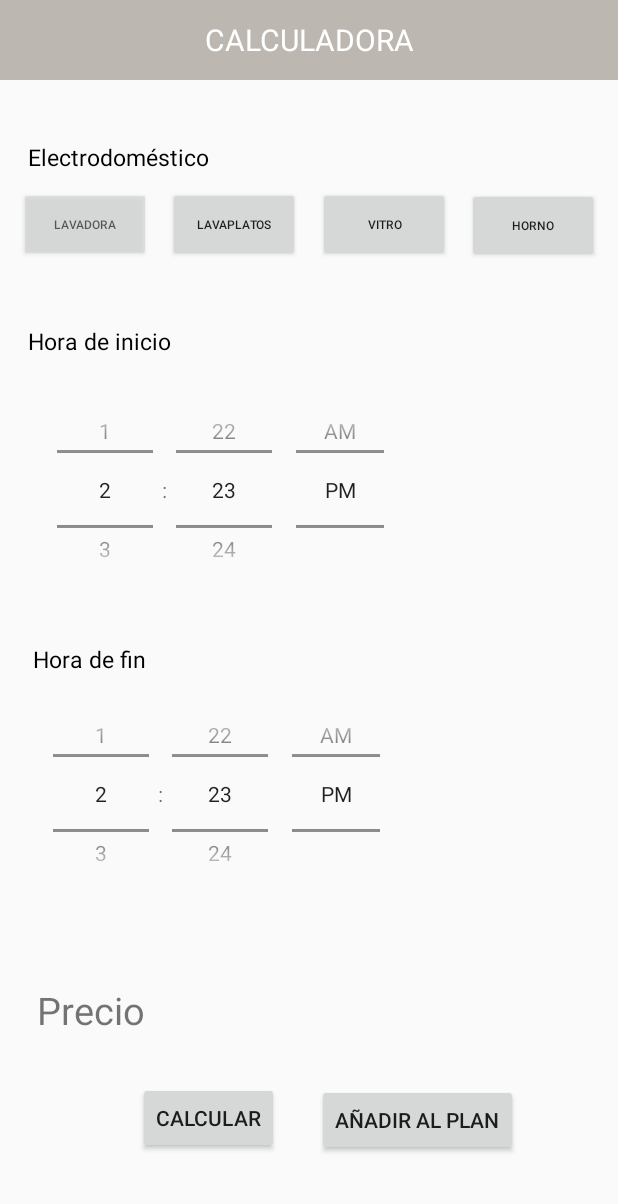
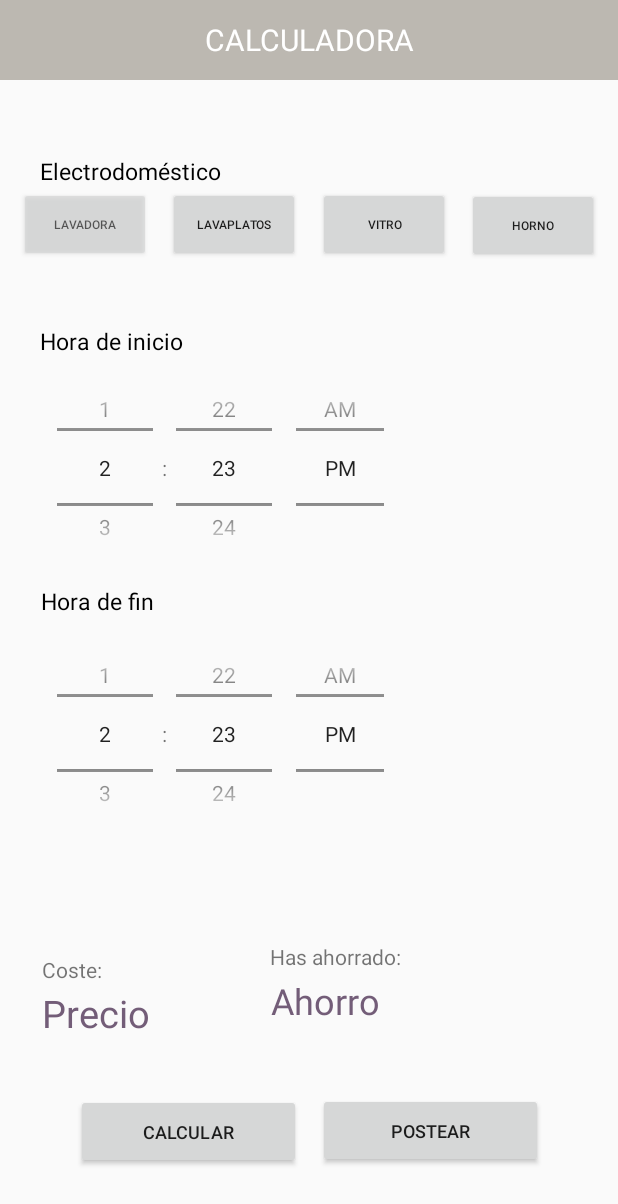
Before and after one commit to lmhenseler/lucerapp, an Android app: the CalculadoraActivity screen opened directly, with no data from a screen before it, on a phone screen of 412 x 824 dp. Shown: the top 1204 px of the screen. Run offline under Robolectric (Android 15) with nearby library versions, the phone set to English and light mode, and no system bars; 1 statement that could not run was skipped.

Commit message:
Layouts actualizados

```diff
--- a/app/src/main/java/com/luftce/lucerapp/activities/HubActivity.java
+++ b/app/src/main/java/com/luftce/lucerapp/activities/HubActivity.java
@@ -36,7 +36,7 @@ public class HubActivity extends AppCompatActivity {
     @Override
     protected void onCreate(Bundle savedInstanceState) {
         super.onCreate(savedInstanceState);
-        setContentView(R.layout.activity_hub);
+        setContentView(R.layout.fragment_light);
 
         retrofit = new Retrofit.Builder().baseUrl("https://api.preciodelaluz.org/").
         addConverterFactory(GsonConverterFactory.create()).build();
--- a/app/src/main/res/layout/activity_register.xml
+++ b/app/src/main/res/layout/activity_register.xml
@@ -61,7 +61,7 @@
         android:layout_height="wrap_content"
         android:onClick="registerIntoFirebase"
         android:text="@string/registrarseButton"
-        android:textColorLink="@color/lavender"
+        android:textColorLink="@color/violet"
         app:layout_constraintBottom_toBottomOf="parent"
         app:layout_constraintEnd_toEndOf="parent"
         app:layout_constraintStart_toStartOf="parent"
--- a/app/src/main/res/layout/drawer_layout.xml
+++ b/app/src/main/res/layout/drawer_layout.xml
@@ -18,7 +18,7 @@
             android:layout_height="56dp"
             android:id="@+id/toolbar"
             android:elevation="4dp"
-            android:background="@color/gray"
+            android:background="@color/violet"
             android:theme="@style/ThemeOverlay.AppCompat.Dark.ActionBar"
             android:popupTheme="@style/ThemeOverlay.AppCompat.Light"/>
         <FrameLayout
--- a/app/src/main/res/layout/layout_calculadora.xml
+++ b/app/src/main/res/layout/layout_calculadora.xml
@@ -1,5 +1,6 @@
 <?xml version="1.0" encoding="utf-8"?>
-<androidx.constraintlayout.widget.ConstraintLayout xmlns:android="http://schemas.android.com/apk/res/android"
+<androidx.constraintlayout.widget.ConstraintLayout
+    xmlns:android="http://schemas.android.com/apk/res/android"
     xmlns:app="http://schemas.android.com/apk/res-auto"
     xmlns:tools="http://schemas.android.com/tools"
     android:layout_width="match_parent"
@@ -27,42 +28,42 @@
         android:id="@+id/horaFInPicker"
         android:layout_width="250dp"
         android:layout_height="150dp"
-        android:layout_marginTop="4dp"
         android:timePickerMode="spinner"
+        app:layout_constraintBottom_toBottomOf="parent"
         app:layout_constraintEnd_toEndOf="parent"
-        app:layout_constraintHorizontal_bias="0.118"
+        app:layout_constraintHorizontal_bias="0.136"
         app:layout_constraintStart_toStartOf="parent"
-        app:layout_constraintTop_toBottomOf="@+id/horaFinText" />
-
-    <TextView
-        android:id="@+id/estimacionText"
-        android:layout_width="109dp"
-        android:layout_height="36dp"
-        android:layout_marginBottom="18dp"
-        android:text="Precio"
-        android:textSize="25sp"
-        app:layout_constraintBottom_toTopOf="@+id/calcularButton"
-        app:layout_constraintEnd_toEndOf="parent"
-        app:layout_constraintHorizontal_bias="0.082"
-        app:layout_constraintStart_toStartOf="parent"
-        app:layout_constraintTop_toBottomOf="@+id/horaFInPicker"
-        app:layout_constraintVertical_bias="0.818"
-        tools:ignore="TextSizeCheck" />
+        app:layout_constraintTop_toBottomOf="@+id/horaInicioPicker"
+        app:layout_constraintVertical_bias="0.096" />
 
     <TextView
         android:id="@+id/horaFinText"
         android:layout_width="wrap_content"
         android:layout_height="wrap_content"
-        android:layout_marginBottom="264dp"
         android:text="@string/hora_de_fin"
         android:textColor="#000000"
         android:textSize="15sp"
-        app:layout_constraintBottom_toBottomOf="parent"
+        app:layout_constraintBottom_toTopOf="@+id/horaFInPicker"
         app:layout_constraintEnd_toEndOf="parent"
-        app:layout_constraintHorizontal_bias="0.065"
+        app:layout_constraintHorizontal_bias="0.082"
         app:layout_constraintStart_toStartOf="parent"
         app:layout_constraintTop_toBottomOf="@+id/horaInicioPicker"
-        app:layout_constraintVertical_bias="0.2" />
+        app:layout_constraintVertical_bias="0.562" />
+
+    <TextView
+        android:id="@+id/horaInicioText"
+        android:layout_width="wrap_content"
+        android:layout_height="20dp"
+        android:layout_marginTop="4dp"
+        android:text="@string/hora_de_inicio"
+        android:textColor="#000000"
+        android:textSize="15sp"
+        app:layout_constraintBottom_toTopOf="@+id/horaInicioPicker"
+        app:layout_constraintEnd_toEndOf="parent"
+        app:layout_constraintHorizontal_bias="0.084"
+        app:layout_constraintStart_toStartOf="parent"
+        app:layout_constraintTop_toBottomOf="@+id/lavadoraButton"
+        app:layout_constraintVertical_bias="1.0" />
 
     <TimePicker
 
@@ -75,21 +76,7 @@
         app:layout_constraintHorizontal_bias="0.136"
         app:layout_constraintStart_toStartOf="parent"
         app:layout_constraintTop_toTopOf="parent"
-        app:layout_constraintVertical_bias="0.373" />
-
-    <TextView
-        android:id="@+id/horaInicioText"
-        android:layout_width="wrap_content"
-        android:layout_height="wrap_content"
-        android:text="@string/hora_de_inicio"
-        android:textColor="#000000"
-        android:textSize="15sp"
-        app:layout_constraintBottom_toTopOf="@+id/horaInicioPicker"
-        app:layout_constraintEnd_toEndOf="parent"
-        app:layout_constraintHorizontal_bias="0.059"
-        app:layout_constraintStart_toStartOf="parent"
-        app:layout_constraintTop_toBottomOf="@+id/lavadoraButton"
-        app:layout_constraintVertical_bias="0.756" />
+        app:layout_constraintVertical_bias="0.351" />
 
     <Button
         android:id="@+id/lavaplatosButton"
@@ -110,29 +97,30 @@
 
     <Button
         android:id="@+id/aniadirButton"
-        android:layout_width="wrap_content"
-        android:layout_height="wrap_content"
-        android:text="@string/aniadir_al_plan"
+        android:layout_width="150dp"
+        android:layout_height="50dp"
+        android:text="Postear"
+        android:textSize="12sp"
         app:layout_constraintBottom_toBottomOf="parent"
         app:layout_constraintEnd_toEndOf="parent"
-        app:layout_constraintHorizontal_bias="0.76"
+        app:layout_constraintHorizontal_bias="0.808"
         app:layout_constraintStart_toStartOf="parent"
         app:layout_constraintTop_toBottomOf="@+id/horaFInPicker"
-        app:layout_constraintVertical_bias="0.69" />
+        app:layout_constraintVertical_bias="0.785" />
 
     <Button
         android:id="@+id/calcularButton"
-        android:layout_width="wrap_content"
-        android:layout_height="wrap_content"
-        android:layout_marginTop="13dp"
+        android:layout_width="150dp"
+        android:layout_height="50dp"
         android:onClick="calcularPrecio"
         android:text="@string/calcular"
+        android:textSize="12sp"
         app:layout_constraintBottom_toBottomOf="parent"
         app:layout_constraintEnd_toStartOf="@+id/aniadirButton"
-        app:layout_constraintHorizontal_bias="0.782"
+        app:layout_constraintHorizontal_bias="0.819"
         app:layout_constraintStart_toStartOf="parent"
         app:layout_constraintTop_toBottomOf="@+id/horaFInPicker"
-        app:layout_constraintVertical_bias="0.654" />
+        app:layout_constraintVertical_bias="0.787" />
 
     <Button
         android:id="@+id/hornoButton"
@@ -160,10 +148,10 @@
         android:textSize="15sp"
         app:layout_constraintBottom_toTopOf="@+id/lavadoraButton"
         app:layout_constraintEnd_toEndOf="parent"
-        app:layout_constraintHorizontal_bias="0.064"
+        app:layout_constraintHorizontal_bias="0.091"
         app:layout_constraintStart_toStartOf="parent"
         app:layout_constraintTop_toTopOf="parent"
-        app:layout_constraintVertical_bias="0.911" />
+        app:layout_constraintVertical_bias="1.0" />
 
     <Button
         android:id="@+id/vitroButton"
@@ -199,4 +187,58 @@
         app:layout_constraintTop_toTopOf="parent"
         app:layout_constraintVertical_bias="0.0" />
 
+    <TextView
+        android:id="@+id/estimacionText"
+        android:layout_width="100dp"
+        android:layout_height="35dp"
+        android:layout_marginBottom="18dp"
+        android:text="Precio"
+        android:textColor="@color/violet"
+        android:textSize="25sp"
+        app:layout_constraintBottom_toTopOf="@+id/calcularButton"
+        app:layout_constraintEnd_toEndOf="parent"
+        app:layout_constraintHorizontal_bias="0.09"
+        app:layout_constraintStart_toStartOf="parent"
+        app:layout_constraintTop_toBottomOf="@+id/horaFInPicker"
+        app:layout_constraintVertical_bias="0.84"
+        tools:ignore="TextSizeCheck" />
+
+    <TextView
+        android:id="@+id/AhorroTextView"
+        android:layout_width="100dp"
+        android:layout_height="35dp"
+        android:text="Ahorro"
+        android:textColor="@color/violet"
+        android:textSize="24sp"
+        app:layout_constraintBottom_toTopOf="@+id/calcularButton"
+        app:layout_constraintEnd_toEndOf="parent"
+        app:layout_constraintHorizontal_bias="0.578"
+        app:layout_constraintStart_toStartOf="parent"
+        app:layout_constraintTop_toBottomOf="@+id/horaFInPicker"
+        app:layout_constraintVertical_bias="0.666" />
+
+    <TextView
+        android:id="@+id/ahorroText"
+        android:layout_width="wrap_content"
+        android:layout_height="wrap_content"
+        android:text="Has ahorrado:"
+        app:layout_constraintBottom_toTopOf="@+id/AhorroTextView"
+        app:layout_constraintEnd_toEndOf="parent"
+        app:layout_constraintHorizontal_bias="0.266"
+        app:layout_constraintStart_toEndOf="@+id/estimacionText"
+        app:layout_constraintTop_toBottomOf="@+id/horaFInPicker"
+        app:layout_constraintVertical_bias="0.948" />
+
+    <TextView
+        android:id="@+id/costeText"
+        android:layout_width="wrap_content"
+        android:layout_height="wrap_content"
+        android:text="Coste: "
+        app:layout_constraintBottom_toTopOf="@+id/estimacionText"
+        app:layout_constraintEnd_toStartOf="@+id/ahorroText"
+        app:layout_constraintHorizontal_bias="0.204"
+        app:layout_constraintStart_toStartOf="parent"
+        app:layout_constraintTop_toBottomOf="@+id/horaFInPicker"
+        app:layout_constraintVertical_bias="0.974" />
+
 </androidx.constraintlayout.widget.ConstraintLayout>
--- a/app/src/main/res/values/colors.xml
+++ b/app/src/main/res/values/colors.xml
@@ -8,7 +8,7 @@
     <color name="black">#FF000000</color>
     <color name="white">#FFFFFFFF</color>
     <color name="gray">#BCB8B1</color>
-    <color name="lavender">#8692F7</color>
+    <color name="violet">#735D78</color>
 
 
 </resources>
--- a/app/src/main/res/values/themes.xml
+++ b/app/src/main/res/values/themes.xml
@@ -2,15 +2,15 @@
     <!-- Base application theme. -->
     <style name="Theme.Lucerapp" parent="Theme.AppCompat.Light.NoActionBar">
         <!-- Primary brand color. -->
-        <item name="colorPrimary">@color/lavender</item>
+        <item name="colorPrimary">@color/violet</item>
         <item name="colorPrimaryVariant">@color/purple_700</item>
         <item name="colorOnPrimary">@color/white</item>
         <!-- Secondary brand color. -->
         <item name="colorSecondary">@color/gray</item>
         <item name="colorSecondaryVariant">@color/teal_700</item>
-        <item name="colorOnSecondary">@color/black</item>
+        <item name="colorOnSecondary">@color/violet</item>
         <!-- Status bar color. -->
         <item name="android:statusBarColor">?attr/colorPrimaryVariant</item>
-        <!-- Customize your theme here. -->
+        <item name="android:title">@color/violet</item>
     </style>
 </resources>
```
Also changed, not shown: app/src/main/res/layout/activity_hub.xml (deleted, +0 -32 lines), app/src/main/res/layout/fragment_calculator.xml (deleted, +0 -16 lines), app/src/main/res/layout/fragment_light.xml (+16 -8 lines), app/src/main/res/layout/fragment_social.xml (+55 -29 lines), app/src/main/res/menu/nav_menu.xml (+8 -4 lines).
